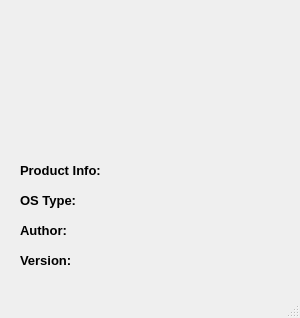
Qt form about.ui (ice-bit/registro) before a commit.
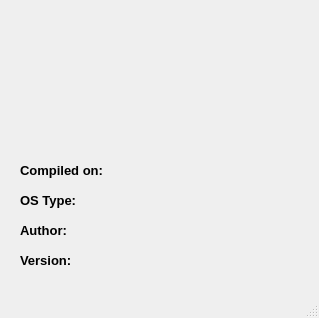
The same form after that commit. Icons and pictures are not drawn.

Diff of the .ui file:
```diff
--- a/about.ui
+++ b/about.ui
@@ -6,7 +6,7 @@
    <rect>
     <x>0</x>
     <y>0</y>
-    <width>300</width>
+    <width>319</width>
     <height>318</height>
    </rect>
   </property>
@@ -42,7 +42,7 @@
      <rect>
       <x>20</x>
       <y>160</y>
-      <width>271</width>
+      <width>281</width>
       <height>20</height>
      </rect>
     </property>
@@ -54,7 +54,7 @@
      </font>
     </property>
     <property name="text">
-     <string>Product Info:</string>
+     <string>Compiled on:  </string>
     </property>
    </widget>
    <widget class="QLabel" name="lblOs">
@@ -62,7 +62,7 @@
      <rect>
       <x>20</x>
       <y>190</y>
-      <width>271</width>
+      <width>281</width>
       <height>20</height>
      </rect>
     </property>
@@ -82,7 +82,7 @@
      <rect>
       <x>20</x>
       <y>220</y>
-      <width>271</width>
+      <width>281</width>
       <height>20</height>
      </rect>
     </property>
@@ -102,7 +102,7 @@
      <rect>
       <x>20</x>
       <y>250</y>
-      <width>81</width>
+      <width>101</width>
       <height>20</height>
      </rect>
     </property>
```
Left out of the diff: 9 changed lines with no effect on the pictures.
